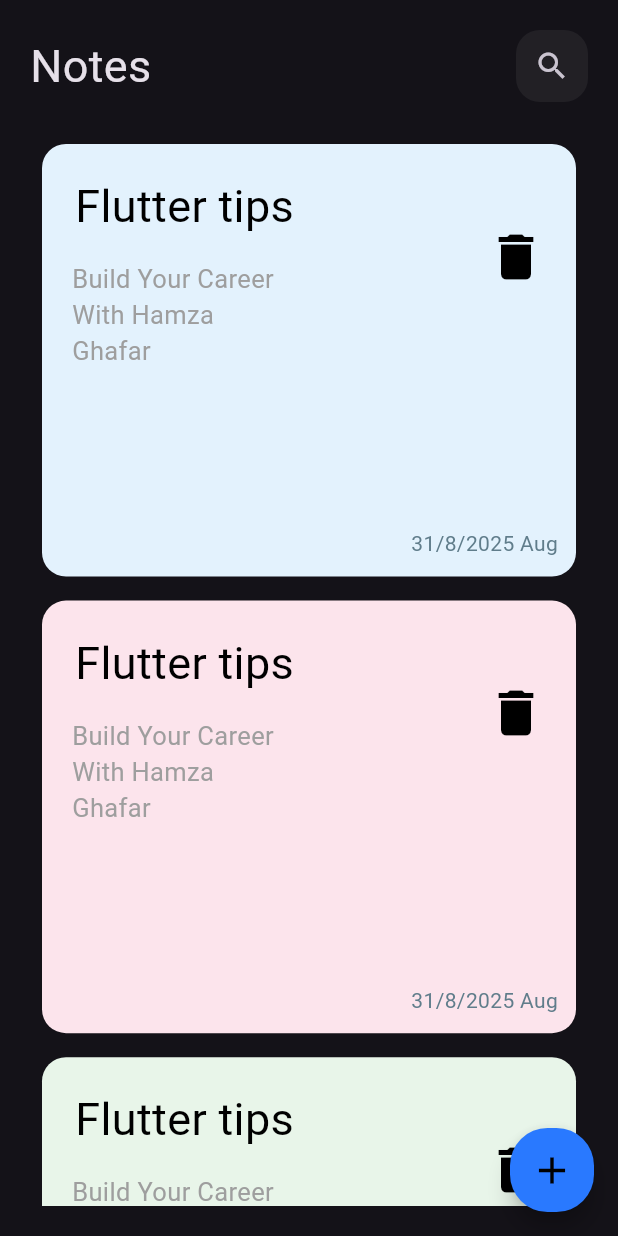
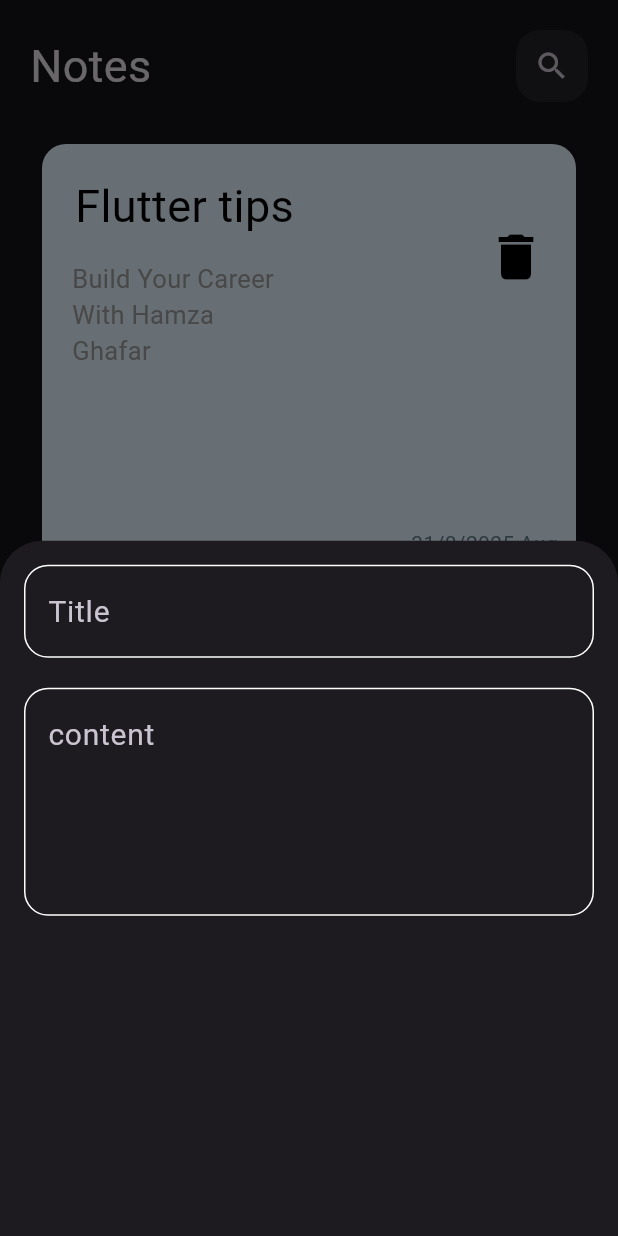
Before and after one commit to hamzaaagh/Notes_app, a Flutter app: the screen it shows after launch, after a tap on the "add" icon, on a phone screen of 412 x 824 dp. Run offline on Flutter 3.47's test engine with Material 3 defaults, Android fonts, the phone set to English and light mode, and no system bars.

Commit message:
Create Button Sheet

```diff
--- /dev/null
+++ b/lib/Core/consts.dart
@@ -0,0 +1,3 @@
+import 'package:flutter/material.dart';
+
+final Color kprimarycolor = const Color(0xff62fcd7);
--- a/lib/Features/Home/presentation/Views/Widgets/Custom_Floating_Action_Button.dart
+++ b/lib/Features/Home/presentation/Views/Widgets/Custom_Floating_Action_Button.dart
@@ -1,4 +1,5 @@
 import 'package:flutter/material.dart';
+import 'package:notes_app/Features/Home/presentation/Views/Widgets/Custom_Model_Button_Sheet.dart';
 
 class CustomFloatingActionButton extends StatelessWidget {
   const CustomFloatingActionButton({super.key});
@@ -6,7 +7,14 @@ class CustomFloatingActionButton extends StatelessWidget {
   @override
   Widget build(BuildContext context) {
     return FloatingActionButton(
-      onPressed: () {},
+      onPressed: () {
+        showModalBottomSheet(
+          context: (context),
+          builder: (build) {
+            return CustomModelButtonSheet();
+          },
+        );
+      },
       hoverColor: Colors.blueAccent,
       backgroundColor: Colors.blueAccent.shade400,
       shape: RoundedRectangleBorder(borderRadius: BorderRadius.circular(25)),
--- /dev/null
+++ b/lib/Features/Home/presentation/Views/Widgets/Custom_Model_Button_Sheet.dart
@@ -0,0 +1,23 @@
+import 'package:flutter/material.dart';
+import 'package:notes_app/Features/Home/presentation/Views/Widgets/Custom_Text_Filed.dart';
+
+class CustomModelButtonSheet extends StatelessWidget {
+  const CustomModelButtonSheet({super.key});
+
+  @override
+  Widget build(BuildContext context) {
+    return SizedBox(
+      height: MediaQuery.of(context).size.height * 3.5 / 4,
+      child: Padding(
+        padding: const EdgeInsets.all(16),
+        child: Column(
+          children: [
+            CustomTextFiled(hint: "Title"),
+            const SizedBox(height: 20),
+            CustomTextFiled(hint: "content", maxlines: 4),
+          ],
+        ),
+      ),
+    );
+  }
+}
--- /dev/null
+++ b/lib/Features/Home/presentation/Views/Widgets/Custom_Text_Filed.dart
@@ -0,0 +1,31 @@
+import 'package:flutter/material.dart';
+import 'package:notes_app/Core/consts.dart';
+
+class CustomTextFiled extends StatelessWidget {
+  const CustomTextFiled({super.key, required this.hint, this.maxlines = 1});
+  final String hint;
+  final int maxlines;
+  @override
+  Widget build(BuildContext context) {
+    return TextField(
+      maxLines: maxlines,
+      style: TextStyle(fontSize: 20),
+      cursorColor: kprimarycolor,
+      decoration: InputDecoration(
+        hintText: hint,
+        hintStyle: TextStyle(fontSize: 20),
+        border: buildField(),
+        disabledBorder: buildField(),
+        enabledBorder: buildField(Colors.white),
+        focusedBorder: buildField(),
+      ),
+    );
+  }
+}
+
+buildField([color]) {
+  return OutlineInputBorder(
+    borderSide: BorderSide(color: color ?? kprimarycolor),
+    borderRadius: BorderRadius.circular(16),
+  );
+}
```
